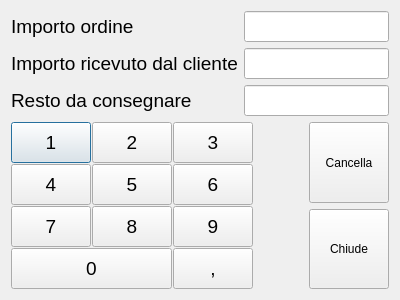
Qt form src/restodlg.ui (mtonin/gestcassa) before a commit.
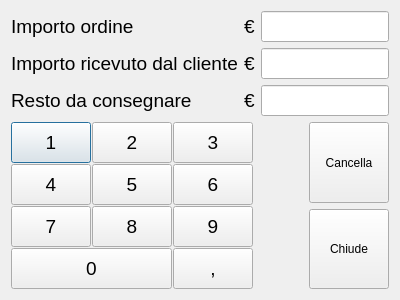
The same form after that commit.

Commit message: - aggiunto simbolo nel calcolo resto

```diff
--- a/src/restodlg.ui
+++ b/src/restodlg.ui
@@ -18,7 +18,7 @@
   </property>
   <layout class="QVBoxLayout" name="verticalLayout_2">
    <item>
-    <layout class="QFormLayout" name="formLayout">
+    <layout class="QGridLayout" name="gridLayout_2">
      <item row="0" column="0">
       <widget class="QLabel" name="label">
        <property name="font">
@@ -32,6 +32,18 @@
       </widget>
      </item>
      <item row="0" column="1">
+      <widget class="QLabel" name="label_4">
+       <property name="font">
+        <font>
+         <pointsize>14</pointsize>
+        </font>
+       </property>
+       <property name="text">
+        <string>€</string>
+       </property>
+      </widget>
+     </item>
+     <item row="0" column="2">
       <widget class="QLineEdit" name="importoTxt">
        <property name="font">
         <font>
@@ -59,6 +71,18 @@
       </widget>
      </item>
      <item row="1" column="1">
+      <widget class="QLabel" name="label_5">
+       <property name="font">
+        <font>
+         <pointsize>14</pointsize>
+        </font>
+       </property>
+       <property name="text">
+        <string>€</string>
+       </property>
+      </widget>
+     </item>
+     <item row="1" column="2">
       <widget class="QLineEdit" name="importoRicevutoTxt">
        <property name="font">
         <font>
@@ -86,6 +110,18 @@
       </widget>
      </item>
      <item row="2" column="1">
+      <widget class="QLabel" name="label_6">
+       <property name="font">
+        <font>
+         <pointsize>14</pointsize>
+        </font>
+       </property>
+       <property name="text">
+        <string>€</string>
+       </property>
+      </widget>
+     </item>
+     <item row="2" column="2">
       <widget class="QLineEdit" name="restoCalcolatoTxt">
        <property name="font">
         <font>
```
